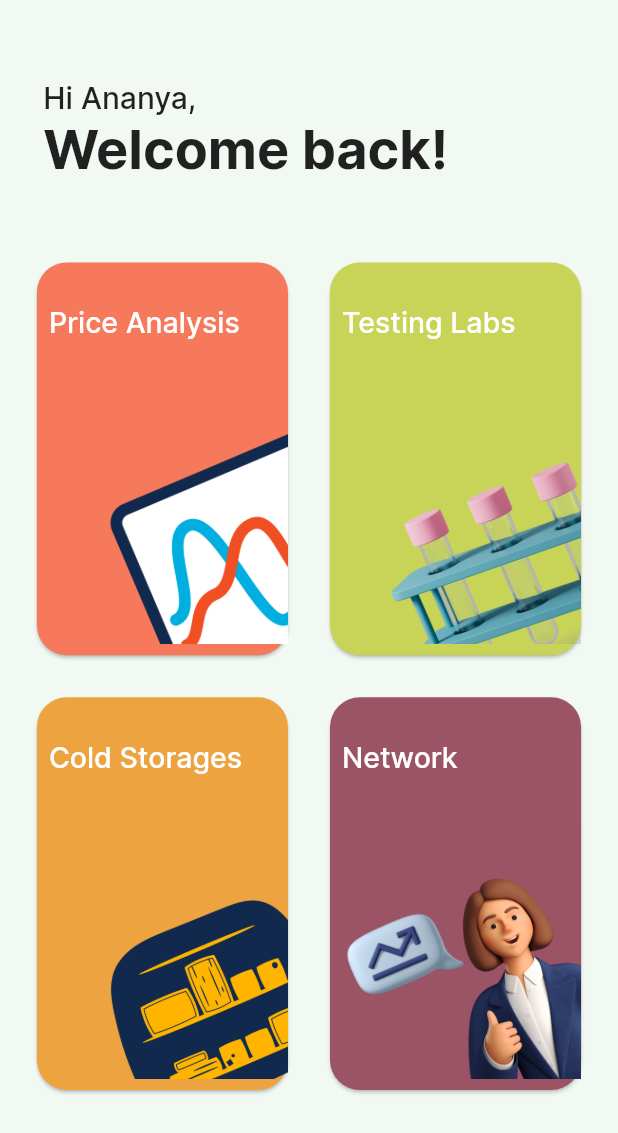
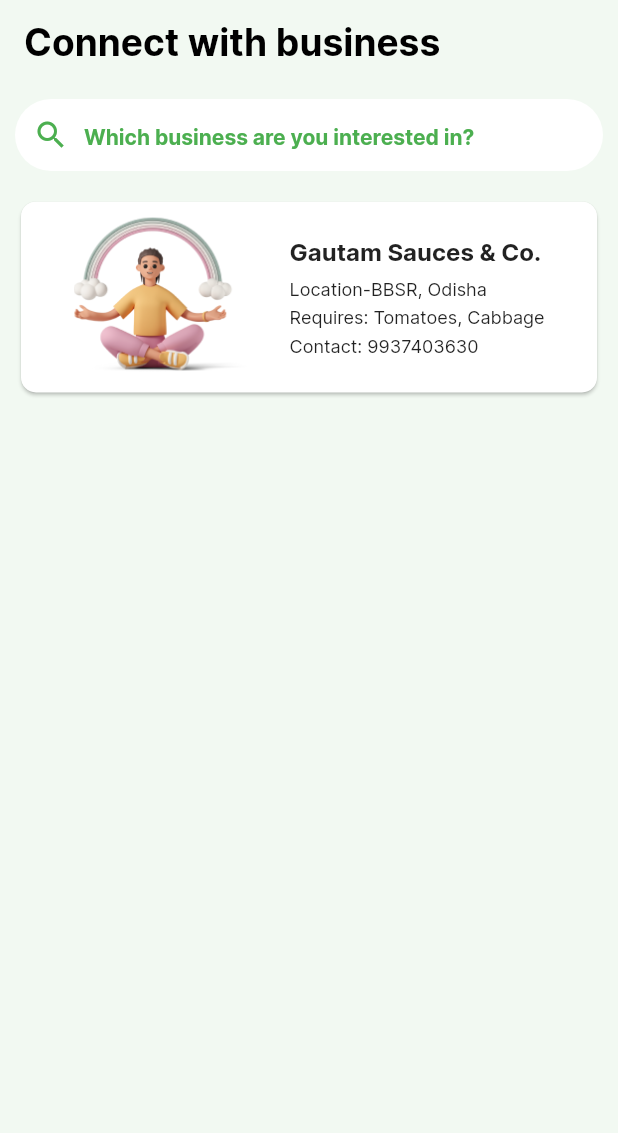
Before and after one commit to Ary0405/GLITCH, a Flutter app: the screen it shows after launch, on a phone screen of 412 x 824 dp. Shown: the top 1133 px of the screen. Run offline on Flutter 3.47's test engine with Material 2 defaults, Android fonts, the light colour scheme and no system bars; missing offline and left inert: dart:ffi, multiselect.

Commit message:
connect with business

```diff
--- a/lib/main.dart
+++ b/lib/main.dart
@@ -1,9 +1,9 @@
 import 'package:flutter/material.dart';
+import 'package:glitch/screens/connect_business.dart';
 import 'package:glitch/screens/entry_screen.dart';
 import 'package:glitch/screens/home_screen.dart';
 import 'package:glitch/screens/form_screen.dart';
 import 'package:glitch/screens/price_analysis_screen.dart';
-
 
 void main() {
   runApp(const MyApp());
@@ -54,6 +54,6 @@ class _MyHomePageState extends State<MyHomePage> {
     // The Flutter framework has been optimized to make rerunning build methods
     // fast, so that you can just rebuild anything that needs updating rather
     // than having to individually change instances of widgets.
-    return const HomeScreen();
+    return const ConnectBusiness();
   }
 }
--- /dev/null
+++ b/lib/screens/connect_business.dart
@@ -0,0 +1,134 @@
+import 'package:flutter/material.dart';
+import 'package:flutter/src/widgets/framework.dart';
+import 'package:flutter/src/widgets/placeholder.dart';
+
+class ConnectBusiness extends StatefulWidget {
+  const ConnectBusiness({super.key});
+
+  @override
+  State<ConnectBusiness> createState() => _ConnectBusinessState();
+}
+
+class _ConnectBusinessState extends State<ConnectBusiness> {
+  @override
+  Widget build(BuildContext context) {
+    double width = MediaQuery.of(context).size.width;
+    double height = MediaQuery.of(context).size.height;
+
+    return Scaffold(
+      appBar: AppBar(
+        centerTitle: false,
+        title: Text(
+          "Connect with business",
+          style: TextStyle(
+              color: Colors.black,
+              fontSize: width * .06,
+              fontWeight: FontWeight.bold),
+        ),
+        backgroundColor: const Color(0xffF2F9F2),
+        elevation: 0,
+      ),
+      body: Padding(
+        padding: const EdgeInsets.all(10),
+        child: SingleChildScrollView(
+          child: Column(
+            children: [
+              Container(
+                margin: const EdgeInsets.only(right: 0),
+                padding:
+                    const EdgeInsets.symmetric(horizontal: 12, vertical: 0),
+                decoration: BoxDecoration(
+                  color: Colors.white,
+                  borderRadius: BorderRadius.circular(30),
+                ),
+                child: Row(
+                  children: const [
+                    Icon(
+                      Icons.search,
+                      size: 24,
+                      color: Colors.green,
+                    ),
+                    SizedBox(width: 10),
+                    Expanded(
+                      child: TextField(
+                        decoration: InputDecoration(
+                          border: InputBorder.none,
+                          hintText: 'Which business are you interested in?',
+                          hintStyle: TextStyle(
+                            fontSize: 14,
+                            color: Colors.green,
+                            fontWeight: FontWeight.w700,
+                          ),
+                        ),
+                      ),
+                    ),
+                  ],
+                ),
+              ),
+              SizedBox(height: height * .02),
+              Card(
+                color: Colors.white,
+                clipBehavior: Clip.antiAlias,
+                shape: RoundedRectangleBorder(
+                  borderRadius: BorderRadius.circular(10),
+                ),
+                child: InkWell(
+                  splashColor: const Color(0xff03935F),
+                  highlightColor: const Color(0x00ffffff),
+                  child: Container(
+                    padding: const EdgeInsets.all(10),
+                    child: Row(
+                      mainAxisAlignment: MainAxisAlignment.spaceEvenly,
+                      crossAxisAlignment: CrossAxisAlignment.center,
+                      children: [
+                        Image.asset(
+                          "assets/images/woman.png",
+                          fit: BoxFit.cover,
+                          height: MediaQuery.of(context).size.height * .13,
+                        ),
+                        Flexible(
+                          child: Column(
+                            mainAxisAlignment: MainAxisAlignment.start,
+                            crossAxisAlignment: CrossAxisAlignment.start,
+                            children: [
+                              const Text(
+                                "Gautam Sauces & Co.",
+                                style: TextStyle(
+                                    fontWeight: FontWeight.bold, fontSize: 16),
+                              ),
+                              SizedBox(height: height * .01),
+                              const Text(
+                                "Location-BBSR, Odisha",
+                                overflow: TextOverflow.ellipsis,
+                                softWrap: false,
+                                style: TextStyle(fontSize: 12),
+                              ),
+                              SizedBox(height: height * .005),
+                              const Text(
+                                "Requires: Tomatoes, Cabbage",
+                                overflow: TextOverflow.ellipsis,
+                                softWrap: false,
+                                style: TextStyle(fontSize: 12),
+                              ),
+                              SizedBox(height: height * .005),
+                              const Text(
+                                "Contact: 9937403630",
+                                overflow: TextOverflow.ellipsis,
+                                softWrap: false,
+                                style: TextStyle(fontSize: 12),
+                              ),
+                            ],
+                          ),
+                        )
+                      ],
+                    ),
+                  ),
+                ),
+              ),
+            ],
+          ),
+        ),
+      ),
+    );
+  }
+}
--- a/lib/screens/entry_screen.dart
+++ b/lib/screens/entry_screen.dart
@@ -1,4 +1,5 @@
 import 'package:flutter/material.dart';
+
 class EntryScreen extends StatelessWidget {
   const EntryScreen({super.key});
 
--- a/lib/screens/form_screen.dart
+++ b/lib/screens/form_screen.dart
@@ -119,6 +119,7 @@ class _FormScreenState extends State<FormScreen> {
                     borderRadius: BorderRadius.all(Radius.circular(10)),
                   ),
                 ),
+
                 options: crops,
                 selectedValues: selectedCrops,
                 onChanged: (value) {
```
Also changed, not shown: assets/images/woman.png (added).
